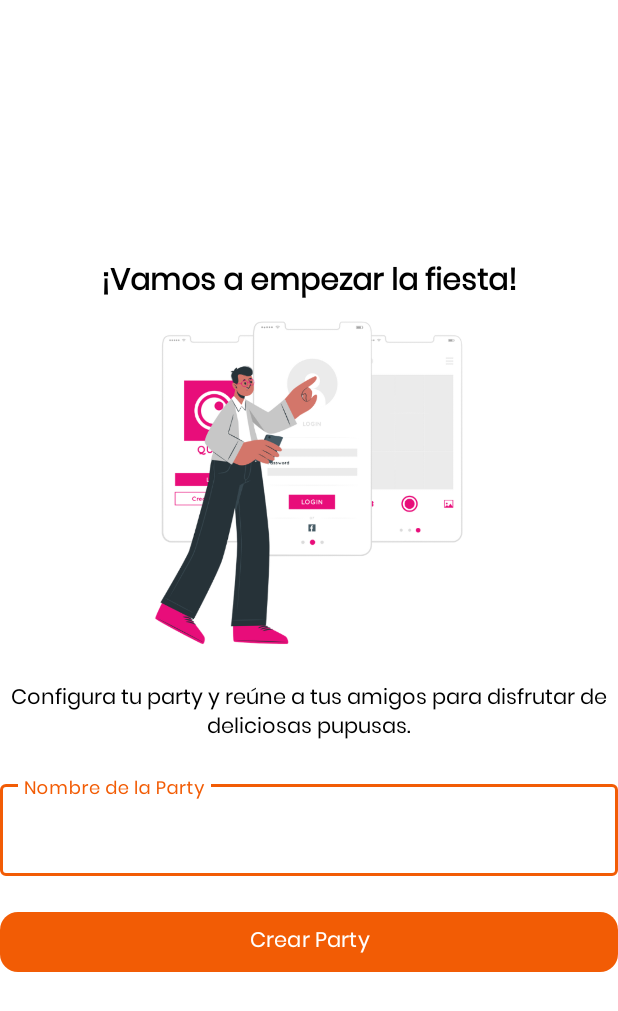
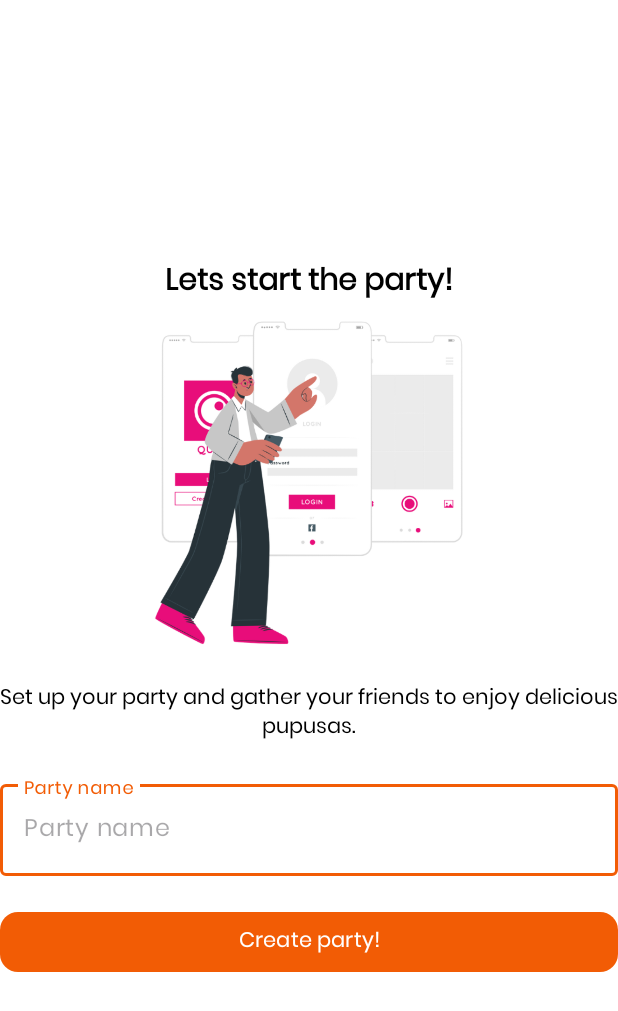
Before and after one commit to adrianajacobo2002/Pupas, an Android app: the layout fragment_create_party.xml on its own in the app's theme, with its tools: preview values and no code run, on a phone screen of 412 x 824 dp. Shown: the top 1011 px of the screen. Run offline under Robolectric (Android 15) with nearby library versions, the phone set to English and light mode, and no system bars.

Commit message:
feat: crear party conectado con el backend

```diff
--- a/app/src/main/java/sv/edu/catolica/pupas/MainActivity.java
+++ b/app/src/main/java/sv/edu/catolica/pupas/MainActivity.java
@@ -6,7 +6,6 @@ import androidx.appcompat.app.AppCompatActivity;
 import androidx.fragment.app.Fragment;
 import androidx.fragment.app.FragmentManager;
 import androidx.fragment.app.FragmentTransaction;
-import androidx.recyclerview.widget.LinearLayoutManager;
 
 import android.content.DialogInterface;
 import android.content.Intent;
@@ -45,8 +44,6 @@ public class MainActivity extends AppCompatActivity {
                     loadFragment(new ProfileFragment(), false);
 
                 }
-
-
 
                 return true;
             }
--- a/app/src/main/res/layout/fragment_create_party.xml
+++ b/app/src/main/res/layout/fragment_create_party.xml
@@ -25,7 +25,7 @@
             android:layout_width="match_parent"
             android:layout_height="wrap_content"
             android:fontFamily="@font/poppins"
-            android:text="¡Vamos a empezar la fiesta!"
+            android:text="@string/create_party_title"
             android:textAlignment="center"
             android:textColor="#000000"
             android:textSize="20sp"
@@ -43,7 +43,7 @@
             android:layout_marginTop="15dp"
             android:layout_marginBottom="20dp"
             android:fontFamily="@font/poppins"
-            android:text="Configura tu party y reúne a tus amigos para disfrutar de deliciosas pupusas."
+            android:text="@string/create_party_text"
             android:textAlignment="center"
             android:textColor="#000000"
             android:textSize="14sp" />
@@ -51,23 +51,25 @@
         <com.google.android.material.textfield.TextInputLayout
             android:layout_width="match_parent"
             android:layout_height="wrap_content"
-            android:hint="Nombre de la Party">
+            android:hint="@string/create_party_name_input_hint">
 
             <com.google.android.material.textfield.TextInputEditText
+                android:id="@+id/etPartyName"
                 android:layout_width="match_parent"
                 android:layout_height="wrap_content"
-                android:fontFamily="@font/poppins" />
+                android:fontFamily="@font/poppins"
+                android:hint="@string/create_party_name_input_hint" />
 
         </com.google.android.material.textfield.TextInputLayout>
 
 
         <Button
-            android:id="@+id/button4"
+            android:id="@+id/btnCreateParty"
             android:layout_width="match_parent"
             android:layout_height="wrap_content"
             android:layout_marginTop="20dp"
             android:fontFamily="@font/poppins"
-            android:text="Crear Party"
+            android:text="@string/create_party_btn_text"
             android:textAlignment="center"
             android:textColor="@color/white"
             android:textSize="14sp"
--- a/app/src/main/res/values/strings.xml
+++ b/app/src/main/res/values/strings.xml
@@ -21,4 +21,10 @@
     <string name="login_btn">Login</string>
     <string name="email_hint">example@email.com</string>
     <string name="user_sp_key" translatable="false">user</string>
+    <string name="create_party_title">Lets start the party!</string>
+    <string name="create_party_text">Set up your party and gather your friends to enjoy delicious pupusas.</string>
+    <string name="create_party_name_input_hint">Party name</string>
+    <string name="create_party_btn_text">Create party!</string>
+    <string name="create_party_name_required_alert">Name is required to create a party</string>
+    <string name="current_party_code_sp_key" translatable="false">current_party_code</string>
 </resources>
```
Also changed, not shown: app/src/main/java/helpers/Helper.java (+9 -0 lines), app/src/main/java/helpers/PersistentData.java (+20 -4 lines), app/src/main/java/models/Party.java (added, +52 -0 lines), app/src/main/java/responses/CreatePartyResponse.java (added, +9 -0 lines), app/src/main/java/sv/edu/catolica/pupas/CreatePartyFragment.java (+66 -8 lines), 1 other file.
